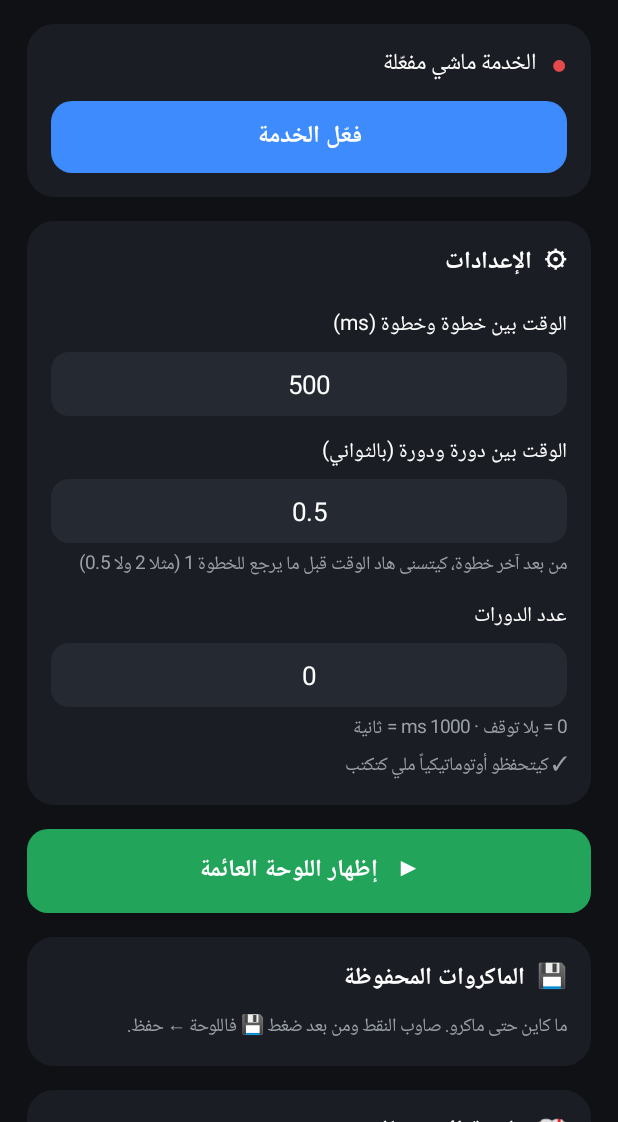
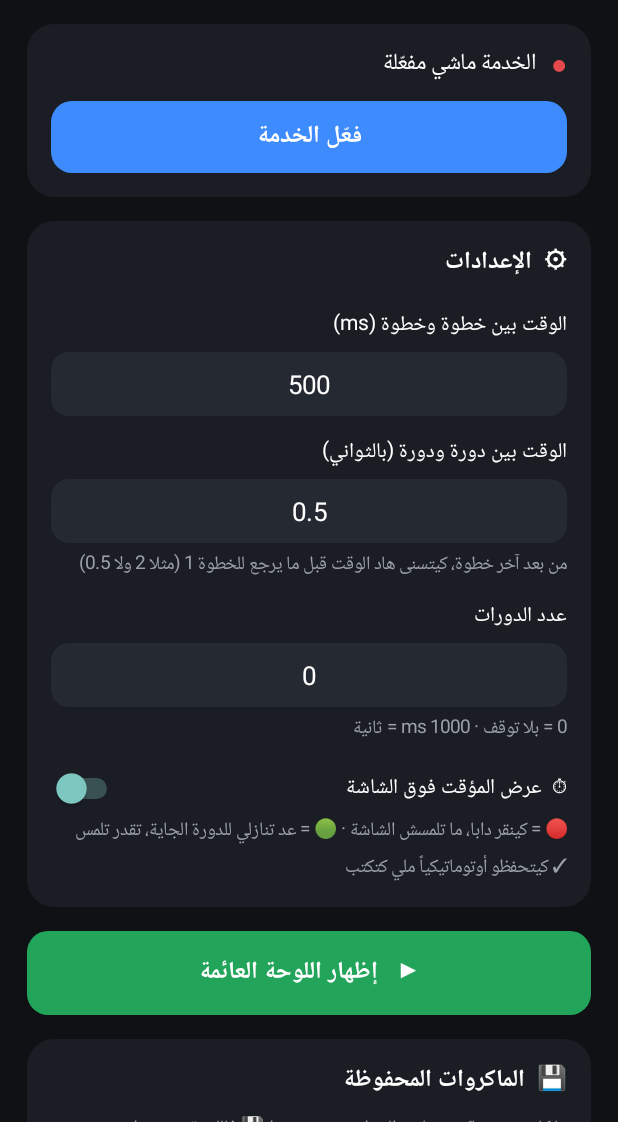
Before and after one commit to elghafouliayoub07-ux/AB-AutoClicker, an Android app: the screen it shows after launch (MainActivity), on a phone screen of 412 x 824 dp, the part 114-1236 px from its top. Run offline under Robolectric (Android 15) with nearby library versions, the phone set to English and light mode, and no system bars.

Commit message:
v1.7: sleep hides points, on-screen cycle countdown timer
Co-Authored-By: Claude Opus 5.5 <noreply@anthropic.com>
Claude-Session: https://claude.ai/code/session_017pbWtYAsUurxdvMeAAHb8M

```diff
--- a/app/build.gradle
+++ b/app/build.gradle
@@ -10,8 +10,8 @@ android {
         applicationId 'ma.ab.autoclicker'
         minSdk 24
         targetSdk 34
-        versionCode 7
-        versionName '1.6'
+        versionCode 8
+        versionName '1.7'
     }
 
     // مفتاح توقيع ثابت: باش كل نسخة جديدة تتثبت فوق القديمة بلا مشكل
--- a/app/src/main/java/ma/ab/autoclicker/MainActivity.java
+++ b/app/src/main/java/ma/ab/autoclicker/MainActivity.java
@@ -33,6 +33,7 @@ public class MainActivity extends Activity {
     static final String KEY_INTERVAL = "interval";
     static final String KEY_CYCLE_INTERVAL = "cycleInterval";
     static final String KEY_CYCLES = "cycles";
+    static final String KEY_SHOW_TIMER = "showTimer";
     static final long MIN_INTERVAL = 30;
 
     private static final int BG = 0xFF0F1115;
@@ -137,6 +138,17 @@ public class MainActivity extends Activity {
         cyclesInput = number(String.valueOf(prefs.getLong(KEY_CYCLES, 0)));
         settings.addView(cyclesInput);
         settings.addView(hint("0 = بلا توقف · 1000 ms = ثانية"));
+        android.widget.Switch timerSwitch = new android.widget.Switch(this);
+        timerSwitch.setText("⏱  عرض المؤقت فوق الشاشة");
+        timerSwitch.setTextColor(Color.WHITE);
+        timerSwitch.setTextSize(14);
+        timerSwitch.setChecked(prefs.getBoolean(KEY_SHOW_TIMER, true));
+        timerSwitch.setOnCheckedChangeListener((b, on) ->
+                getSharedPreferences(PREFS, MODE_PRIVATE).edit().putBoolean(KEY_SHOW_TIMER, on).apply());
+        LinearLayout.LayoutParams tsp = full();
+        tsp.topMargin = dp(16);
+        settings.addView(timerSwitch, tsp);
+        settings.addView(hint("🔴 = كينقر دابا، ما تلمسش الشاشة · 🟢 = عد تنازلي للدورة الجاية، تقدر تلمس"));
         settings.addView(hint("✓ كيتحفظو أوتوماتيكياً ملي كتكتب"));
         root.addView(settings);
 
@@ -168,7 +180,7 @@ public class MainActivity extends Activity {
         LinearLayout help = card();
         help.addView(sectionTitle("📖  طريقة الاستعمال"));
         help.addView(helpRow("▶", 0xFF22A55B, "تشغيل / إيقاف"));
-        help.addView(helpRow("☾", 0xFF334155, "نوم: النقط ما كيتلمسوش، وكيبقى غير زر ☀ باش توقظ"));
+        help.addView(helpRow("☾", 0xFF334155, "نوم: كلشي كيختفي، وكيبقى غير زر ☀ باش توقظ"));
         help.addView(helpRow("+", 0xFF3D8BFD, "زيد خطوة جديدة"));
         help.addView(helpRow("++", 0xFFA855F7, "نقر متعدد: نقطة كتنقر مع اللي قبلها فنفس اللحظة"));
         help.addView(helpRow("−", 0xFFF59E0B, "حيد آخر نقطة"));
```
Also changed, not shown: app/src/main/java/ma/ab/autoclicker/ClickService.java (+71 -0 lines).
